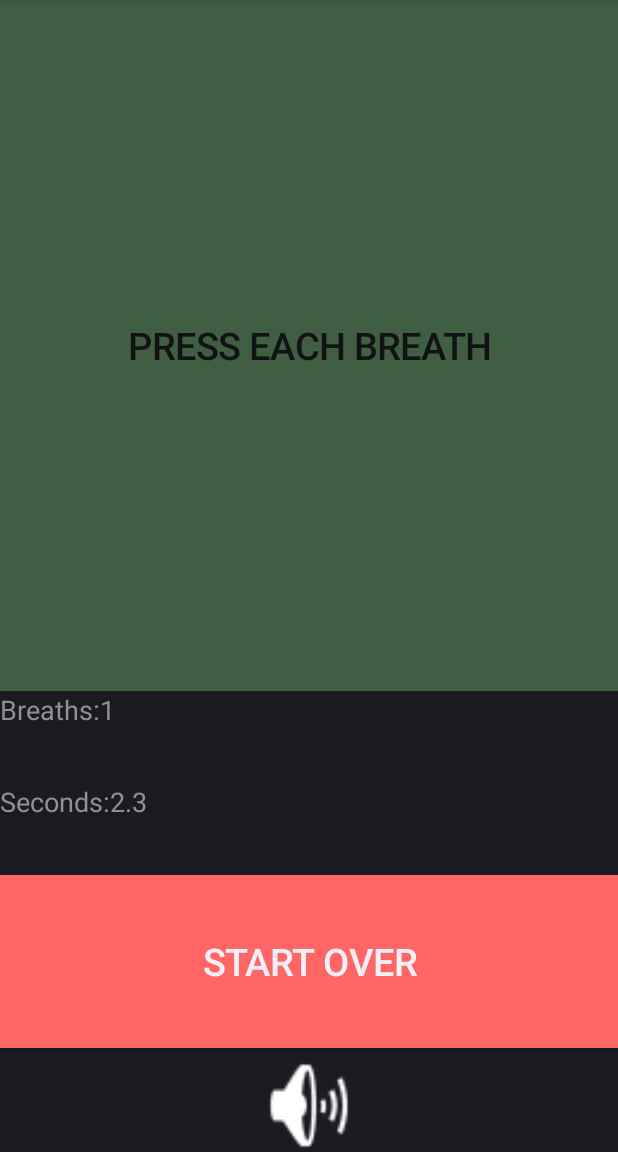
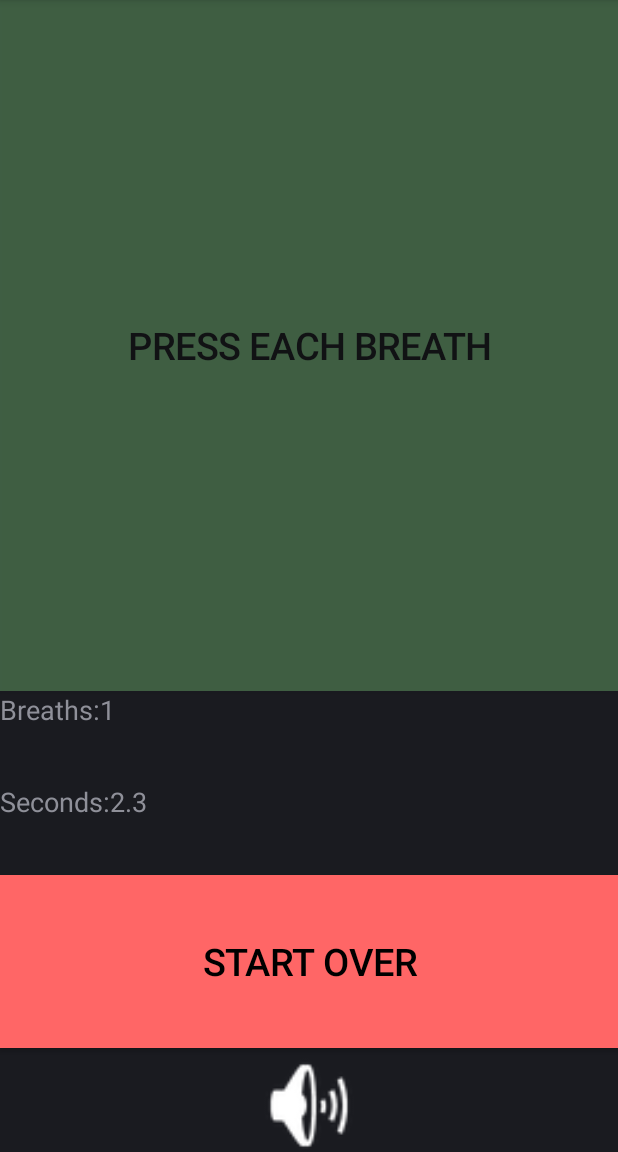
Before and after one commit to dimagi/breath-counter, an Android app: the screen it shows after launch (BreathCounterActivity), after a tap on "PRESS TO START", on a phone screen of 412 x 824 dp, the part 84-1236 px from its top. Run offline under Robolectric (Android 15) with nearby library versions, the phone set to English and light mode, and no system bars.

Commit message:
set color to black

```diff
--- a/org.willpride.respiratory/src/main/java/org/commcare/respiratory/BreathCounterActivity.java
+++ b/org.willpride.respiratory/src/main/java/org/commcare/respiratory/BreathCounterActivity.java
@@ -182,6 +182,8 @@ public class BreathCounterActivity extends Activity implements OnInitListener {
         this.mBreathButton = new Button(this);
         this.mResetButton1 = new Button(this);
         this.mResetButton2 = new Button(this);
+        this.mResetButton1.setTextColor(Color.BLACK);
+        this.mResetButton2.setTextColor(Color.BLACK);
         this.mRecordAnswerButton = new Button(this);
         this.mQuestionButton = new ImageView(this);
         this.mBreathCountView.setTextSize(1, 18.0f);
@@ -304,6 +306,8 @@ public class BreathCounterActivity extends Activity implements OnInitListener {
     }
 
     private void enableResetButton() {
+        this.mResetButton1.setTextColor(Color.BLACK);
+        this.mResetButton2.setTextColor(Color.BLACK);
         this.mResetButton1.setBackgroundColor(Color.rgb(255, 102, 102));
         this.mResetButton1.setEnabled(true);
         this.mResetButton2.setBackgroundColor(Color.rgb(255, 102, 102));
```
